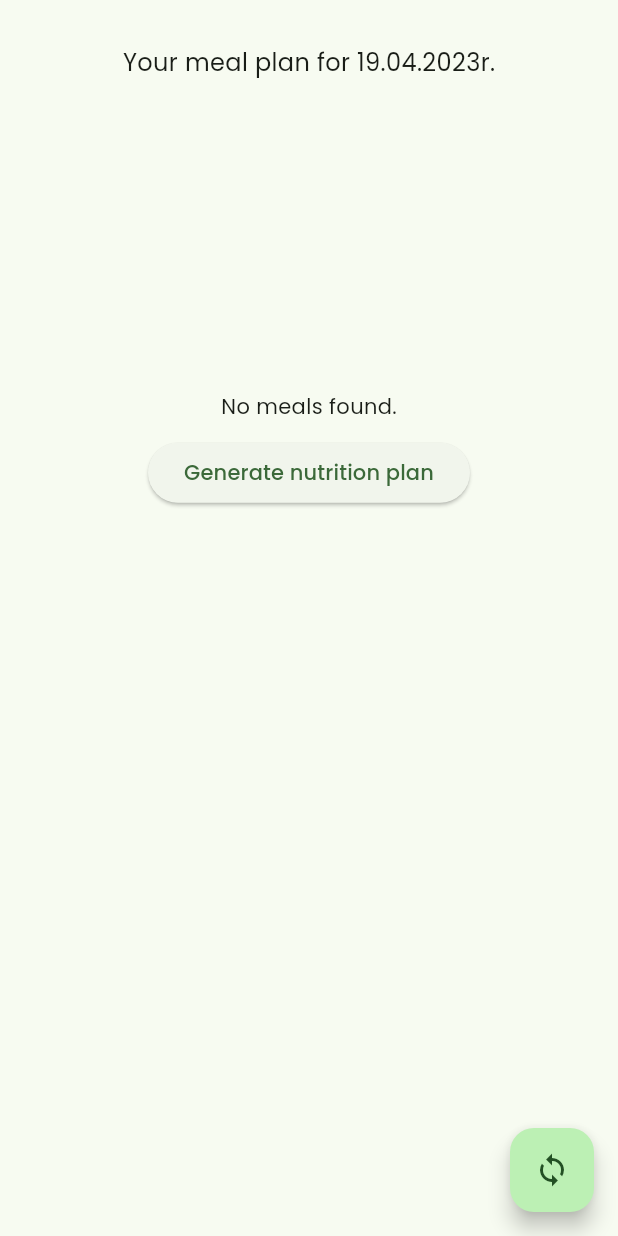
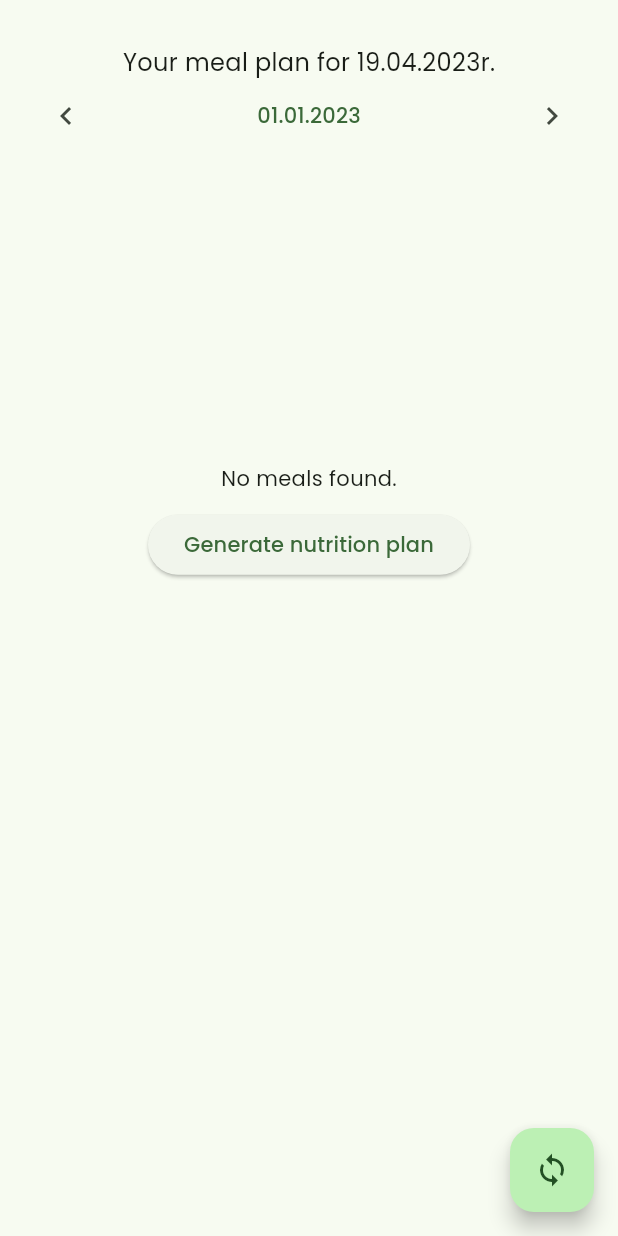
Before and after one commit to p-olszewski/DietDesigner, a Flutter app: the HomeTab screen opened directly, on a phone screen of 412 x 824 dp. Run offline on Flutter 3.47's test engine with Material 2 defaults, Android fonts, the phone set to English and light mode, and no system bars; our stand-ins replace cloud_firestore, firebase_auth, firebase_core, flutter_dotenv, fluttertoast, google_fonts; accounts and stored records are empty.

Commit message:
add date navigation row

```diff
--- a/lib/widgets/home_tab.dart
+++ b/lib/widgets/home_tab.dart
@@ -27,6 +27,14 @@ class _HomeTabState extends State<HomeTab> {
               Text(
                 "Your meal plan for ${getCurrentDate()}r.",
                 style: const TextStyle(fontSize: 16),
+              ),
+              Row(
+                mainAxisAlignment: MainAxisAlignment.spaceBetween,
+                children: [
+                  IconButton(onPressed: () {}, icon: const Icon(Icons.navigate_before)),
+                  TextButton(onPressed: () {}, child: const Text('01.01.2023')),
+                  IconButton(onPressed: () {}, icon: const Icon(Icons.navigate_next))
+                ],
               ),
               FutureBuilder(
                 future: getMealsFromDatabase(),
```
